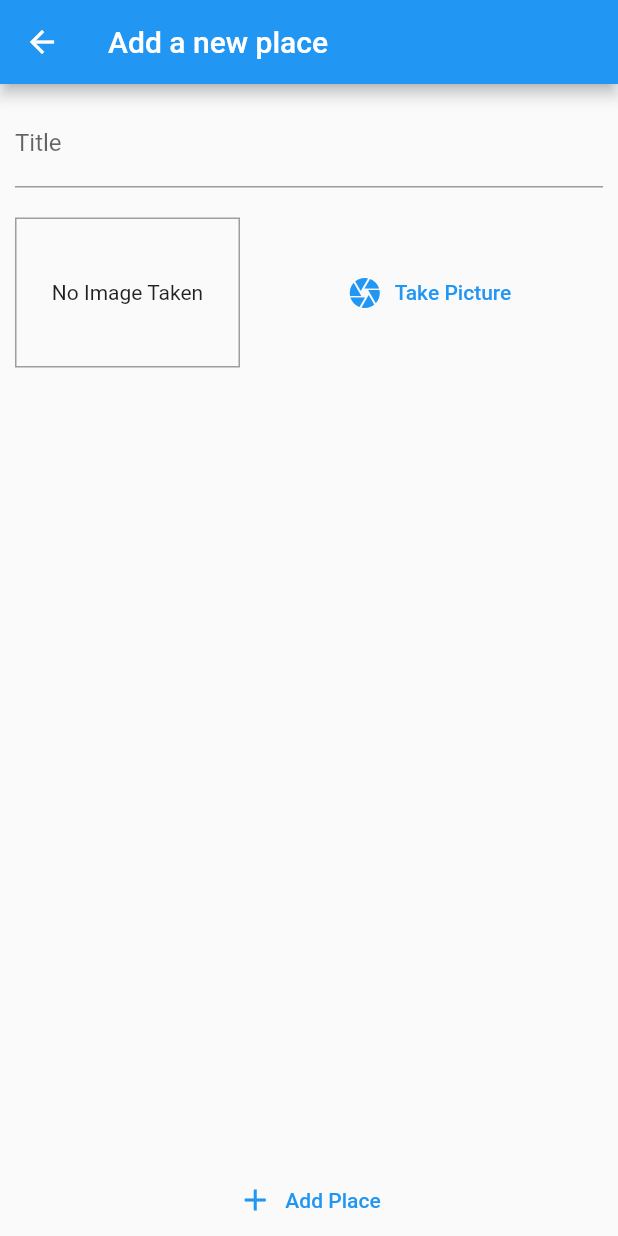
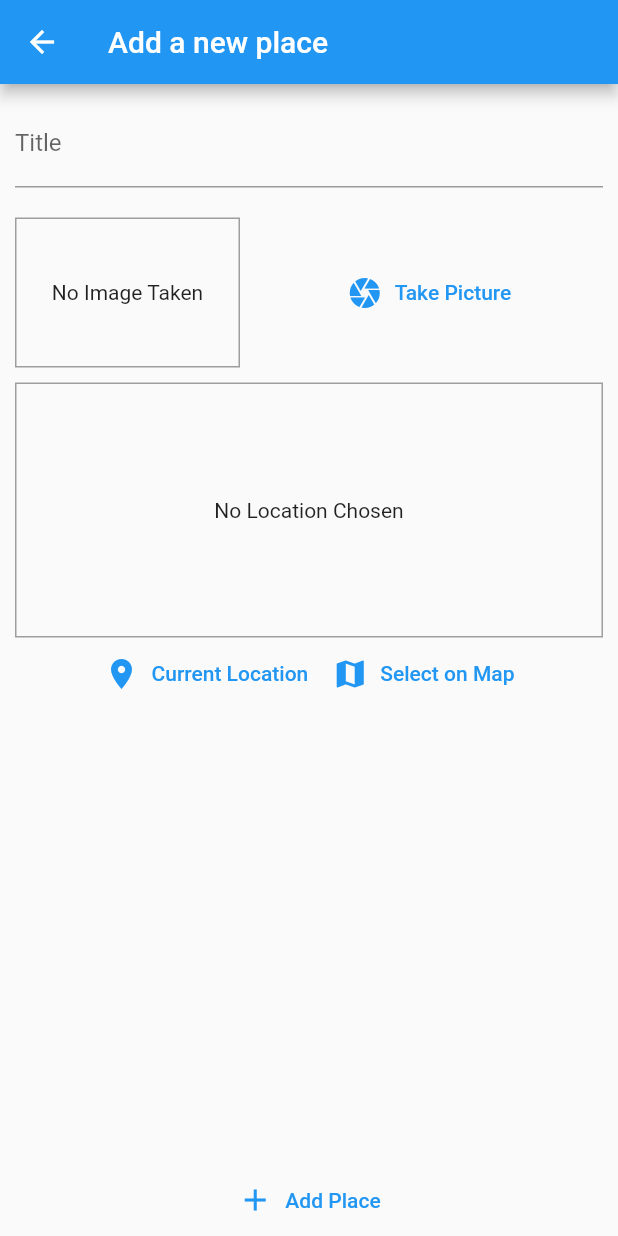
Before and after one commit to zukaChachava/GreatPlacesApp, a Flutter app: the screen it shows after launch, after a tap on the "add" icon, on a phone screen of 412 x 824 dp. Run offline on Flutter 3.47's test engine with Material 2 defaults, Android fonts, the phone set to English and light mode, and no system bars; our stand-ins replace image_picker, location, sqflite; accounts and stored records are empty.

Commit message:
location implemented

```diff
--- a/lib/helpers/db_helper.dart
+++ b/lib/helpers/db_helper.dart
@@ -1,9 +1,26 @@
 import 'package:sqflite/sqflite.dart' as sql;
 import 'package:path/path.dart' as path;
+import 'package:sqflite/sqflite.dart';
 
 class DBHelper {
+  static Future<Database> database() async {
+    final dbPath = await sql.getDatabasesPath();
+    return sql.openDatabase(path.join(dbPath, 'places.db'),
+        onCreate: (db, version) {
+      db.execute(
+          'create table user_places(id text primary key, title text, image text)');
+    }, version: 1);
+  }
+
   static Future<void> insert(String table, Map<String, Object> data) async {
-    final dbPath = await sql.getDatabasesPath();
-    await sql.openDatabase(path.join(dbPath, 'places.db'),);
+    final database = await DBHelper.database();
+
+    await database.insert(table, data,
+        conflictAlgorithm: sql.ConflictAlgorithm.replace);
+  }
+
+  static Future<List<Map<String, dynamic>>> getData(String table) async {
+    final database = await DBHelper.database();
+    return database.query(table);
   }
 }
--- /dev/null
+++ b/lib/helpers/location_helper.dart
@@ -0,0 +1,9 @@
+const GOOGLE_API_KEY = 'AIzaSyBg9yn5JtQgKRFbg6FCTy4ewbF24kRuAYI';
+
+class LocationHelper {
+  static String generateLocationPreviewImage(
+      {required double latitude, required double longitude}) {
+    return 'https://maps.googleapis.com/maps/api/staticmap?center=&$latitude,$longitude&zoom=16&size=600x300&maptype=roadmap' +
+        '&markers=color:red%7Clabel:A%7C$latitude,$longitude&key=$GOOGLE_API_KEY';
+  }
+}
--- a/lib/providers/great_places_provider.dart
+++ b/lib/providers/great_places_provider.dart
@@ -1,6 +1,7 @@
 import 'dart:io';
 
 import 'package:flutter/widgets.dart';
+import 'package:great_places_app/helpers/db_helper.dart';
 import 'package:great_places_app/models/place.dart';
 import 'package:great_places_app/models/place_location.dart';
 
@@ -20,5 +21,25 @@ class GreatPlacesProvider with ChangeNotifier {
 
     _places.add(newPlace);
     notifyListeners();
+    DBHelper.insert('user_places', {
+      'id': newPlace.id,
+      'title': newPlace.title,
+      'image': newPlace.image.path
+    });
+  }
+
+  Future<void> fetchAndSetPlaces() async {
+    final data = await DBHelper.getData('user_places');
+    _places = data
+        .map((place) => PlaceModel(
+            id: place['id'],
+            title: place['title'],
+            image: File(place['image']),
+            location: PlaceLocationModel(
+              latitude: 1,
+              longitude: 2,
+            )))
+        .toList();
+    notifyListeners();
   }
 }
--- a/lib/screens/add_pace_screen.dart
+++ b/lib/screens/add_pace_screen.dart
@@ -2,7 +2,8 @@ import 'dart:io';
 
 import 'package:flutter/material.dart';
 import 'package:great_places_app/providers/great_places_provider.dart';
-import 'package:great_places_app/widgets/image_input_widget.dart';
+import 'package:great_places_app/widgets/image_input.dart';
+import 'package:great_places_app/widgets/location_input.dart';
 import 'package:provider/provider.dart';
 
 class AddPlaceScreen extends StatefulWidget {
@@ -54,7 +55,11 @@ class _AddPlaceScreenState extends State<AddPlaceScreen> {
                   const SizedBox(
                     height: 20,
                   ),
-                  ImageInput(onSelectImage: _selectImage)
+                  ImageInput(onSelectImage: _selectImage),
+                  const SizedBox(
+                    height: 10,
+                  ),
+                  const LocationInput(),
                 ],
               ),
             ),
--- a/lib/screens/places_list_screen.dart
+++ b/lib/screens/places_list_screen.dart
@@ -21,15 +21,25 @@ class PlacesListScreen extends StatelessWidget {
         ],
       ),
       body: Center(
-        child: Consumer<GreatPlacesProvider>(
+        child: FutureBuilder(
+          future: Provider.of<GreatPlacesProvider>(context, listen: false)
+              .fetchAndSetPlaces(),
+          builder: (ctx, snapshot) => snapshot.connectionState ==
+                  ConnectionState.waiting
+              ? const Center(
+                  child: CircularProgressIndicator(),
+                )
+              : Consumer<GreatPlacesProvider>(
                   child: const Text('Got no places yet, start adding some!'),
-          builder: (ctx, greatPlaces, child) => greatPlaces.places.isEmpty
+                  builder: (ctx, greatPlaces, child) =>
+                      greatPlaces.places.isEmpty
                           ? child!
                           : ListView.builder(
                               itemCount: greatPlaces.places.length,
                               itemBuilder: (ctx, i) => ListTile(
                                 leading: CircleAvatar(
-                      backgroundImage: FileImage(greatPlaces.places[i].image),
+                                  backgroundImage:
+                                      FileImage(greatPlaces.places[i].image),
                                 ),
                                 title: Text(greatPlaces.places[i].title),
                                 onTap: () {},
@@ -37,6 +47,7 @@ class PlacesListScreen extends StatelessWidget {
                             ),
                 ),
         ),
+      ),
     );
   }
 }
--- /dev/null
+++ b/lib/widgets/location_input.dart
@@ -0,0 +1,62 @@
+import 'package:flutter/material.dart';
+import 'package:great_places_app/helpers/location_helper.dart';
+import 'package:location/location.dart';
+
+class LocationInput extends StatefulWidget {
+  const LocationInput({Key? key}) : super(key: key);
+
+  @override
+  State<LocationInput> createState() => _LocationInputState();
+}
+
+class _LocationInputState extends State<LocationInput> {
+  String? _previewImageUrl;
+
+  Future<void> _getCurrentUserLocation() async {
+    final locData = await Location().getLocation();
+
+    setState(() {
+      _previewImageUrl = LocationHelper.generateLocationPreviewImage(
+          latitude: locData.latitude!, longitude: locData.longitude!);
+    });
+  }
+
+  @override
+  Widget build(BuildContext context) {
+    return Column(children: [
+      Container(
+        height: 170,
+        width: double.infinity,
+        alignment: Alignment.center,
+        decoration: BoxDecoration(
+          border: Border.all(width: 1, color: Colors.grey),
+        ),
+        child: _previewImageUrl == null
+            ? const Text(
+                'No Location Chosen',
+                textAlign: TextAlign.center,
+              )
+            : Image.network(
+                _previewImageUrl!,
+                fit: BoxFit.cover,
+                width: double.infinity,
+              ),
+      ),
+      Row(
+        mainAxisAlignment: MainAxisAlignment.center,
+        children: [
+          TextButton.icon(
+            onPressed: _getCurrentUserLocation,
+            icon: const Icon(Icons.location_on),
+            label: const Text('Current Location'),
+          ),
+          TextButton.icon(
+            onPressed: () {},
+            icon: const Icon(Icons.map),
+            label: const Text('Select on Map'),
+          ),
+        ],
+      )
+    ]);
+  }
+}
--- a/pubspec.yaml
+++ b/pubspec.yaml
@@ -32,6 +32,7 @@ dependencies:
   provider: ^6.0.3
   image_picker: ^0.8.5+3
   sqflite: ^2.0.3
+  location: ^4.4.0
 
 
   # The following adds the Cupertino Icons font to your application.
```
Also changed, not shown: lib/widgets/image_input.dart (renamed from lib/widgets/image_input_widget.dart), pubspec.lock, 1 other file. Lines whose indentation alone changed are shown as unchanged.
